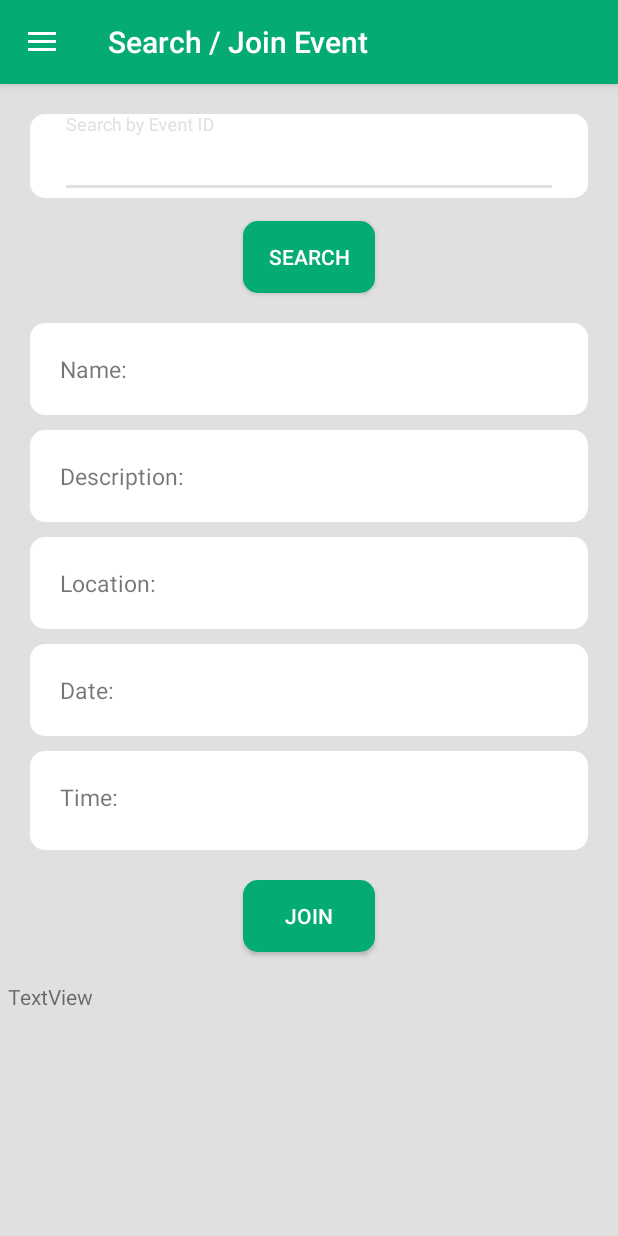
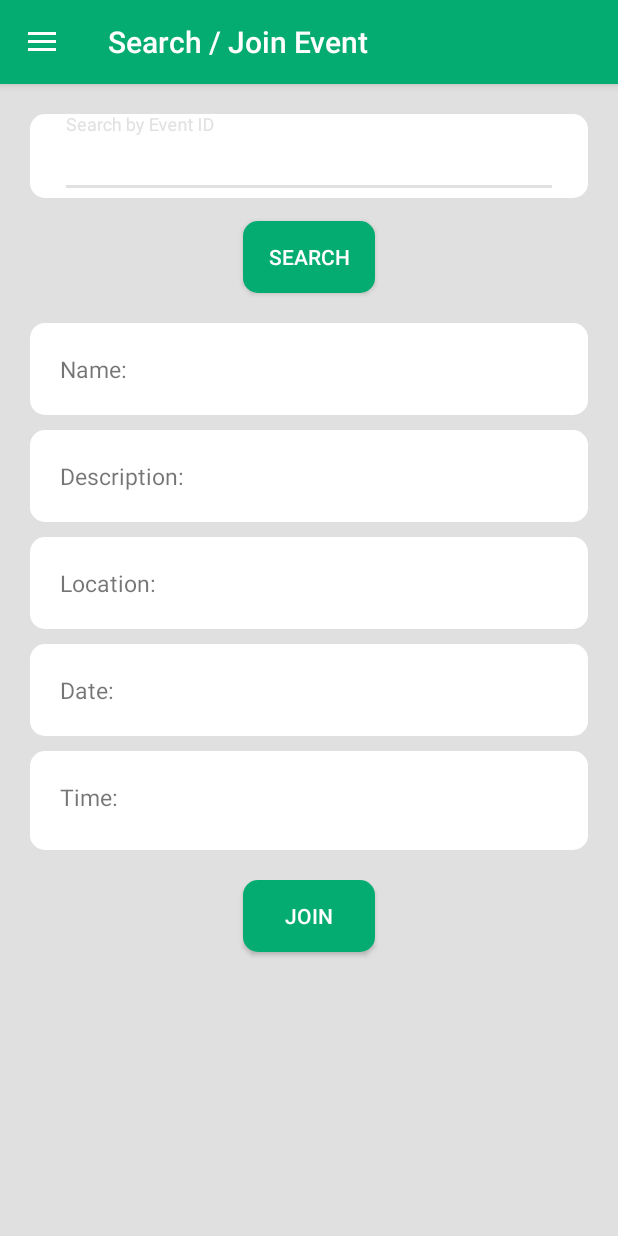
Before and after one commit to cha-boy-nate/Tenda, an Android app: the screen it shows after launch (HomeActivity), in the side drawer, after a tap on "Search / Join Events", on a phone screen of 412 x 824 dp. Run offline under Robolectric (Android 15) with nearby library versions, the phone set to English and light mode, and no system bars; our stand-ins replace Volley; network calls fail.

Commit message:
latest version of Tenda

```diff
--- a/TendaAndroid/app/src/main/res/layout/fragment_event_join.xml
+++ b/TendaAndroid/app/src/main/res/layout/fragment_event_join.xml
@@ -86,7 +86,7 @@
         android:textSize="15dp" />
 
     <TextView
-        android:id="@+id/date2"
+        android:id="@+id/time"
         android:layout_width="match_parent"
         android:layout_height="66dp"
         android:layout_marginTop="10dp"
@@ -98,7 +98,7 @@
         android:textSize="15dp" />
 
     <Button
-        android:id="@+id/join_event"
+        android:id="@+id/join_button"
         android:layout_width="wrap_content"
         android:layout_height="wrap_content"
         android:layout_marginTop="20dp"
@@ -107,15 +107,4 @@
         android:layout_gravity="center"
         android:textColor="#ffffff" />
 
-    <TextView
-        android:id="@+id/responseData"
-        android:layout_width="wrap_content"
-        android:layout_height="wrap_content"
-        android:layout_marginStart="5dp"
-        android:layout_marginLeft="5dp"
-        android:layout_marginTop="20dp"
-        android:layout_marginEnd="5dp"
-        android:layout_marginRight="5dp"
-        android:text="TextView" />
-
 </LinearLayout>
```
Also changed, not shown: TendaAndroid/app/src/main/java/com/example/tendatesting/AccountFragment.java (+11 -17 lines), TendaAndroid/app/src/main/java/com/example/tendatesting/CreateEventActivity.java (+20 -4 lines), TendaAndroid/app/src/main/java/com/example/tendatesting/EventJoinFragment.java (+60 -12 lines), TendaAndroid/app/src/main/res/layout/fragment_account.xml (+2 -10 lines).
